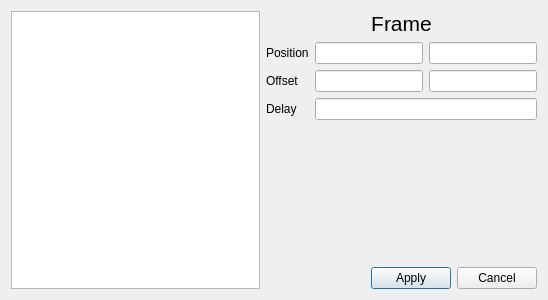
Qt form forms/global_change_dialog.ui (android172/CVHD-OPD-editor) before a commit.
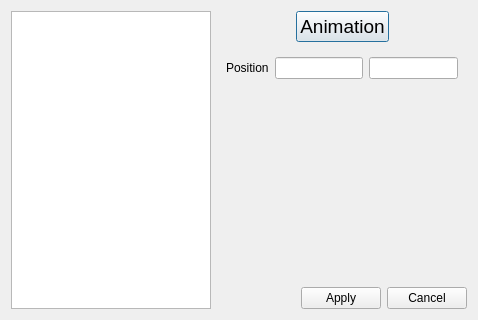
The same form after that commit. The open tabs and pages were chosen to show the change.

Commit message: Global change dialog fixed and enhanced. Added Frame data as a separate entity.

```diff
--- a/forms/global_change_dialog.ui
+++ b/forms/global_change_dialog.ui
@@ -6,16 +6,16 @@
    <rect>
     <x>0</x>
     <y>0</y>
-    <width>548</width>
-    <height>300</height>
+    <width>476</width>
+    <height>320</height>
    </rect>
   </property>
   <property name="windowTitle">
    <string>Change values globally</string>
   </property>
-  <layout class="QHBoxLayout" name="horizontalLayout_2">
+  <layout class="QHBoxLayout" name="horizontalLayout_5">
    <item>
-    <widget class="QListWidget" name="list_animations">
+    <widget class="QListWidget" name="list_gcd_objects">
      <property name="minimumSize">
       <size>
        <width>200</width>
@@ -34,51 +34,74 @@
     </widget>
    </item>
    <item>
-    <layout class="QVBoxLayout" name="verticalLayout">
+    <layout class="QVBoxLayout" name="verticalLayout_3">
      <item>
-      <widget class="QLabel" name="label_4">
+      <layout class="QHBoxLayout" name="horizontalLayout_2">
+       <item>
+        <spacer name="horizontalSpacer_3">
+         <property name="orientation">
+          <enum>Qt::Horizontal</enum>
+         </property>
+         <property name="sizeHint" stdset="0">
+          <size>
+           <width>40</width>
+           <height>20</height>
+          </size>
+         </property>
+        </spacer>
+       </item>
+       <item>
+        <widget class="QPushButton" name="bt_current_gcd_mode">
        <property name="font">
         <font>
-         <pointsize>16</pointsize>
-         <weight>50</weight>
-         <bold>false</bold>
+           <pointsize>14</pointsize>
         </font>
        </property>
        <property name="text">
-        <string>Frame</string>
-       </property>
-       <property name="alignment">
-        <set>Qt::AlignCenter</set>
+          <string>Animation</string>
        </property>
       </widget>
      </item>
+       <item>
+        <spacer name="horizontalSpacer_2">
+         <property name="orientation">
+          <enum>Qt::Horizontal</enum>
+         </property>
+         <property name="sizeHint" stdset="0">
+          <size>
+           <width>40</width>
+           <height>20</height>
+          </size>
+         </property>
+        </spacer>
+       </item>
+      </layout>
+     </item>
+     <item>
+      <widget class="QStackedWidget" name="stackedWidget">
+       <property name="minimumSize">
+        <size>
+         <width>250</width>
+         <height>0</height>
+        </size>
+       </property>
+       <property name="currentIndex">
+        <number>0</number>
+       </property>
+       <widget class="QWidget" name="page">
+        <layout class="QVBoxLayout" name="verticalLayout_2">
+         <item>
+          <layout class="QVBoxLayout" name="verticalLayout">
      <item>
       <layout class="QFormLayout" name="formLayout_2">
        <item row="1" column="0">
-        <widget class="QLabel" name="label">
-         <property name="text">
-          <string>Position</string>
-         </property>
-        </widget>
-       </item>
-       <item row="1" column="1">
-        <layout class="QHBoxLayout" name="horizontalLayout">
-         <item>
-          <widget class="QLineEdit" name="edit_frame_pos_x"/>
-         </item>
-         <item>
-          <widget class="QLineEdit" name="edit_frame_pos_y"/>
-         </item>
-        </layout>
-       </item>
-       <item row="2" column="0">
         <widget class="QLabel" name="label_2">
          <property name="text">
           <string>Offset</string>
          </property>
         </widget>
        </item>
-       <item row="2" column="1">
+             <item row="1" column="1">
         <layout class="QHBoxLayout" name="horizontalLayout_3">
          <item>
           <widget class="QLineEdit" name="edit_frame_off_x"/>
@@ -88,14 +111,14 @@
          </item>
         </layout>
        </item>
-       <item row="3" column="0">
+             <item row="2" column="0">
         <widget class="QLabel" name="label_3">
          <property name="text">
           <string>Delay</string>
          </property>
         </widget>
        </item>
-       <item row="3" column="1">
+             <item row="2" column="1">
         <widget class="QLineEdit" name="edit_delay"/>
        </item>
       </layout>
@@ -112,6 +135,51 @@
         </size>
        </property>
       </spacer>
+           </item>
+          </layout>
+         </item>
+        </layout>
+       </widget>
+       <widget class="QWidget" name="page_2">
+        <layout class="QVBoxLayout" name="verticalLayout_4">
+         <item>
+          <layout class="QFormLayout" name="formLayout">
+           <item row="0" column="0">
+            <widget class="QLabel" name="label">
+             <property name="text">
+              <string>Position</string>
+             </property>
+            </widget>
+           </item>
+           <item row="0" column="1">
+            <layout class="QHBoxLayout" name="horizontalLayout">
+             <item>
+              <widget class="QLineEdit" name="edit_frame_pos_x"/>
+             </item>
+             <item>
+              <widget class="QLineEdit" name="edit_frame_pos_y"/>
+             </item>
+            </layout>
+           </item>
+          </layout>
+         </item>
+         <item>
+          <spacer name="verticalSpacer_2">
+           <property name="orientation">
+            <enum>Qt::Vertical</enum>
+           </property>
+           <property name="sizeHint" stdset="0">
+            <size>
+             <width>20</width>
+             <height>40</height>
+            </size>
+           </property>
+          </spacer>
+         </item>
+        </layout>
+       </widget>
+       <widget class="QWidget" name="page_3"/>
+      </widget>
      </item>
      <item>
       <layout class="QHBoxLayout" name="horizontalLayout_4">
```
Lines whose indentation alone changed are shown as unchanged. The commit also changes 12 other files.
